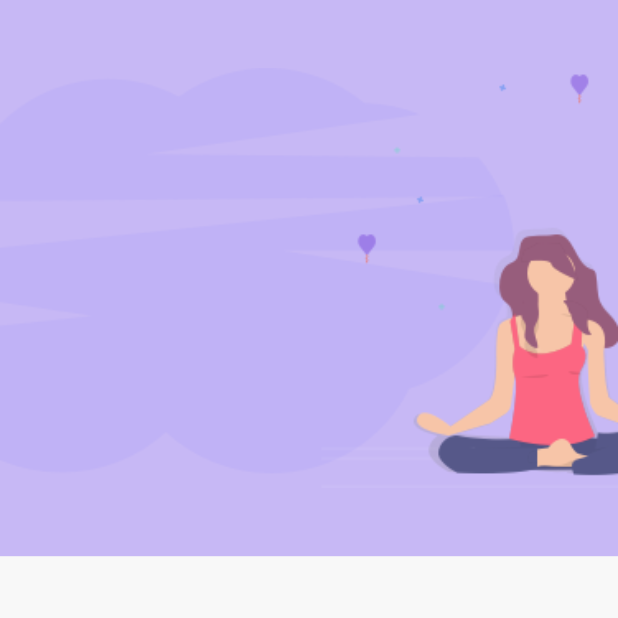
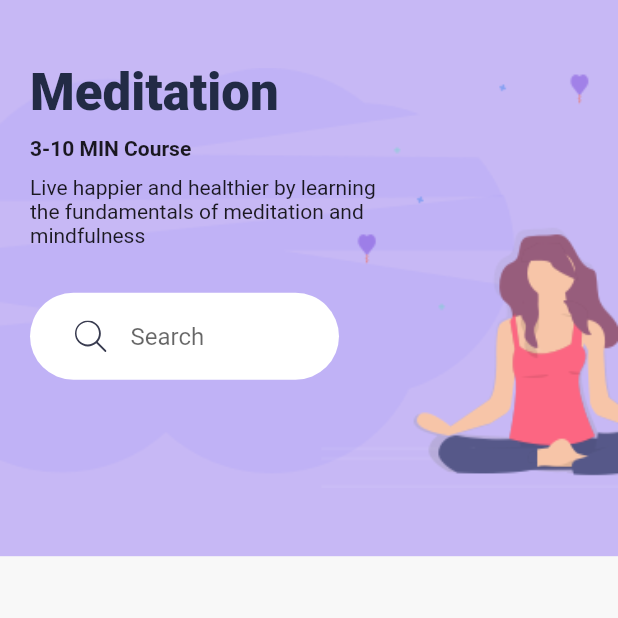
Before and after one commit to anhtudo97/daily_excrecises_meditation_app, a Flutter app: the screen it shows after launch, after a tap on "Diet Recommendation", on a phone screen of 412 x 824 dp, the top half of it. Run offline on Flutter 3.47's test engine with Material 2 defaults, Android fonts, the phone set to English and light mode, and no system bars; our stand-ins replace flutter_svg.

Commit message:
feat: init detail screen

```diff
--- a/lib/main.dart
+++ b/lib/main.dart
@@ -4,6 +4,7 @@ import 'package:meditation_app/constants.dart';
 import 'package:meditation_app/screens/detail_screen.dart';
 import 'package:meditation_app/widgets/bottom_navbar.dart';
 import 'package:meditation_app/widgets/category_card.dart';
+import 'package:meditation_app/widgets/search_bar.dart';
 
 void main() => runApp(MyApp());
 
@@ -71,26 +72,7 @@ class HomeScreen extends StatelessWidget {
                         .display1
                         .copyWith(fontWeight: FontWeight.w900),
                   ),
-                  Container(
-                    margin: EdgeInsets.symmetric(
-                      vertical: 30,
-                    ),
-                    padding: EdgeInsets.symmetric(
-                      horizontal: 30,
-                      vertical: 5,
-                    ),
-                    decoration: BoxDecoration(
-                      color: Colors.white,
-                      borderRadius: BorderRadius.circular(29.5),
-                    ),
-                    child: TextField(
-                      decoration: InputDecoration(
-                        hintText: "Search",
-                        icon: SvgPicture.asset("assets/icons/search.svg"),
-                        border: InputBorder.none,
-                      ),
-                    ),
-                  ),
+                  SearchBar(),
                   Expanded(
                     child: GridView.count(
                       crossAxisCount: 2,
--- a/lib/screens/detail_screen.dart
+++ b/lib/screens/detail_screen.dart
@@ -1,5 +1,6 @@
 import 'package:flutter/material.dart';
 import 'package:meditation_app/constants.dart';
+import 'package:meditation_app/widgets/search_bar.dart';
 
 class DetailScreen extends StatelessWidget {
   const DetailScreen({Key key}) : super(key: key);
@@ -20,6 +21,48 @@ class DetailScreen extends StatelessWidget {
               ),
             ),
           ),
+          SafeArea(
+            child: Padding(
+              padding: const EdgeInsets.symmetric(horizontal: 20),
+              child: Column(
+                crossAxisAlignment: CrossAxisAlignment.start,
+                children: <Widget>[
+                  SizedBox(
+                    height: size.height * .05,
+                  ),
+                  Text(
+                    'Meditation',
+                    style: Theme.of(context)
+                        .textTheme
+                        .display1
+                        .copyWith(fontWeight: FontWeight.w900),
+                  ),
+                  SizedBox(
+                    height: 10,
+                  ),
+                  Text(
+                    '3-10 MIN Course',
+                    style: TextStyle(
+                      fontWeight: FontWeight.bold,
+                    ),
+                  ),
+                  SizedBox(
+                    height: 10,
+                  ),
+                  SizedBox(
+                    width: size.width * .6,
+                    child: Text(
+                      "Live happier and healthier by learning the fundamentals of meditation and mindfulness",
+                    ),
+                  ),
+                  SizedBox(
+                    width: size.width * .5,
+                    child: SearchBar(),
+                  ),
+                ],
+              ),
+            ),
+          ),
         ],
       ),
     );
--- /dev/null
+++ b/lib/widgets/search_bar.dart
@@ -0,0 +1,32 @@
+import 'package:flutter/material.dart';
+import 'package:flutter_svg/flutter_svg.dart';
+
+class SearchBar extends StatelessWidget {
+  const SearchBar({
+    Key key,
+  }) : super(key: key);
+
+  @override
+  Widget build(BuildContext context) {
+    return Container(
+      margin: EdgeInsets.symmetric(
+        vertical: 30,
+      ),
+      padding: EdgeInsets.symmetric(
+        horizontal: 30,
+        vertical: 5,
+      ),
+      decoration: BoxDecoration(
+        color: Colors.white,
+        borderRadius: BorderRadius.circular(29.5),
+      ),
+      child: TextField(
+        decoration: InputDecoration(
+          hintText: "Search",
+          icon: SvgPicture.asset("assets/icons/search.svg"),
+          border: InputBorder.none,
+        ),
+      ),
+    );
+  }
+}
```
